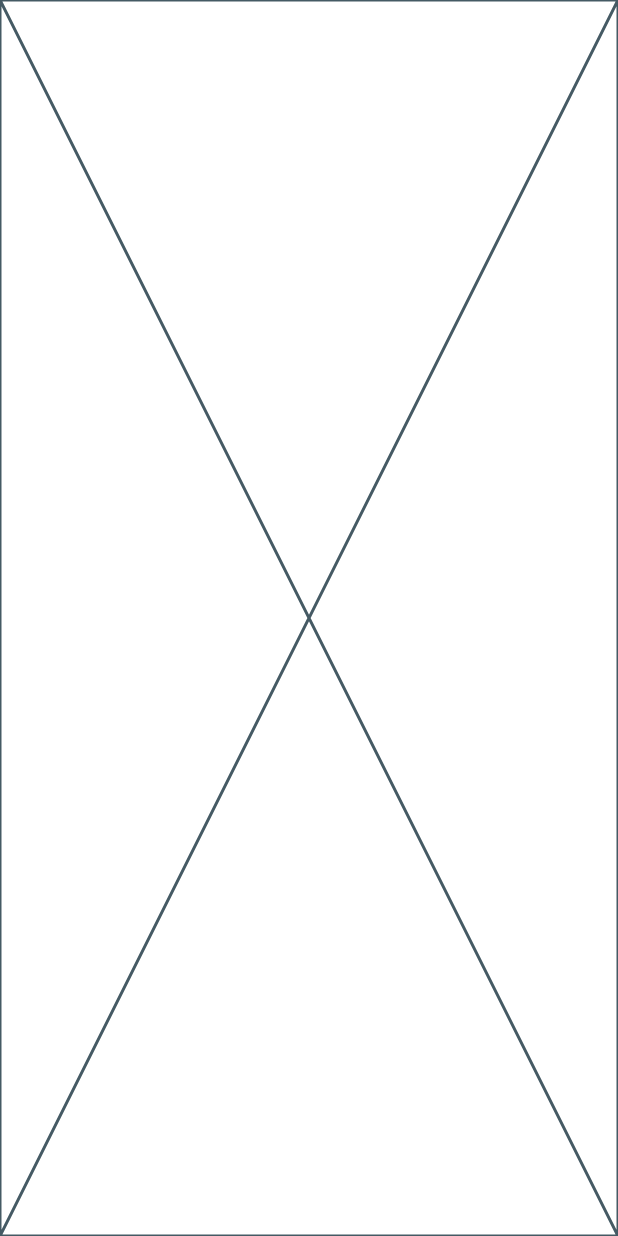
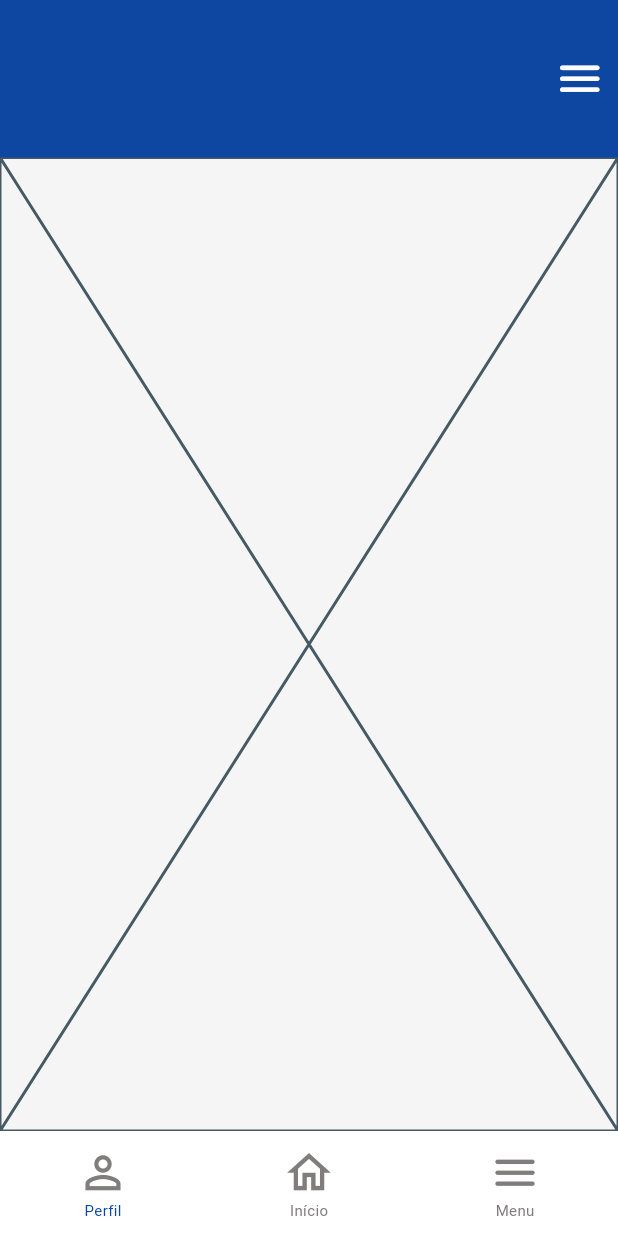
Before and after one commit to Marcelo7x/teste_dev_mobile_cientec, a Flutter app: the screen it shows after launch, on a phone screen of 412 x 824 dp. Run offline on Flutter 3.47's test engine with Material 3 defaults, Android fonts, the phone set to English and light mode, and no system bars.

Commit message:
Feature :sparkles: - create home page

```diff
--- /dev/null
+++ b/lib/features/controllers/cadastro_controller.dart
@@ -0,0 +1,3 @@
+class CadastroController {
+
+}
--- /dev/null
+++ b/lib/features/controllers/home_controller.dart
@@ -0,0 +1,14 @@
+
+import 'package:flutter/foundation.dart';
+
+class HomeController {
+  final currentPage = ValueNotifier<int>(0);
+
+  void setCurrentPage(int index) {
+    currentPage.value = index;
+  }
+
+  void dispose() {
+    currentPage.dispose();
+  }
+}
--- /dev/null
+++ b/lib/features/repository/cadastro_repository.dart
@@ -0,0 +1 @@
+class CadastroRepository {}
--- /dev/null
+++ b/lib/features/views/pages/cadastro_page.dart
@@ -0,0 +1,15 @@
+import 'package:flutter/material.dart';
+
+class CadastroPage extends StatefulWidget {
+  const CadastroPage({super.key});
+
+  @override
+  State<CadastroPage> createState() => _CadastroPageState();
+}
+
+class _CadastroPageState extends State<CadastroPage> {
+  @override
+  Widget build(BuildContext context) {
+    return const Placeholder();
+  }
+}
--- /dev/null
+++ b/lib/features/views/pages/home_page.dart
@@ -0,0 +1,78 @@
+import 'package:flutter/material.dart';
+import 'package:teste_dev_mobile_cientec/features/controllers/home_controller.dart';
+import 'package:teste_dev_mobile_cientec/features/views/pages/cadastro_page.dart';
+import 'package:teste_dev_mobile_cientec/res/app_dimens.dart';
+
+class HomePage extends StatefulWidget {
+  const HomePage({super.key});
+
+  @override
+  State<HomePage> createState() => _HomePageState();
+}
+
+class _HomePageState extends State<HomePage> {
+  final _homeController = HomeController();
+
+  final bottomNavigationBarItems = <BottomNavigationBarItem>[
+    const BottomNavigationBarItem(
+      icon: Icon(Icons.person_outline),
+      label: 'Perfil',
+    ),
+    const BottomNavigationBarItem(
+      icon: Icon(Icons.home_outlined),
+      label: 'Início',
+    ),
+    const BottomNavigationBarItem(
+      icon: Icon(Icons.menu_rounded),
+      label: 'Menu',
+    ),
+  ];
+
+  final pages = [
+    // const ProfilePage(),
+    // const HomePage(),
+    // const MenuPage(),
+    const CadastroPage(),
+  ];
+
+  @override
+  void dispose() {
+    super.dispose();
+    _homeController.dispose();
+  }
+
+  @override
+  Widget build(BuildContext context) {
+    return Scaffold(
+      appBar: AppBar(
+        /// Nao deve conter nenhuma acao, entao nao usarei o endDrawer
+        actions: [
+          IconButton(
+            icon: const Icon(Icons.menu_rounded),
+            onPressed: () {},
+          ),
+        ],
+      ),
+      body: ValueListenableBuilder(
+        valueListenable: _homeController.currentPage,
+        builder: (context, int pageIndex, child) => pages[pageIndex],
+      ),
+      bottomNavigationBar: SizedBox(
+        height: AppDimens.bottomNavigationBarHeight,
+        child: BottomNavigationBar(
+          items: bottomNavigationBarItems,
+          iconSize: AppDimens.iconLarge,
+          selectedIconTheme: IconThemeData(
+            /// cor para indicar que está desabilitado
+            color: Theme.of(context).colorScheme.onSurfaceVariant,
+          ),
+          selectedLabelStyle: TextStyle(
+            /// cor para indicar que está desabilitado
+            color: Theme.of(context).colorScheme.onSurfaceVariant,
+            fontSize: AppDimens.textXSmall,
+          ),
+        ),
+      ),
+    );
+  }
+}
--- a/lib/main.dart
+++ b/lib/main.dart
@@ -1,4 +1,5 @@
 import 'package:flutter/material.dart';
+import 'package:teste_dev_mobile_cientec/features/views/pages/home_page.dart';
 import 'package:teste_dev_mobile_cientec/res/app_colors.dart';
 import 'package:teste_dev_mobile_cientec/res/app_dimens.dart';
 import 'package:teste_dev_mobile_cientec/res/themedata_light.dart';
@@ -15,7 +16,9 @@ class MyApp extends StatelessWidget {
     return MaterialApp(
       title: 'Teste Dev Mobile',
       theme: themeData,
-      home: const Placeholder(),
+      routes: {
+        '/': (context) => const HomePage(),
+      },
     );
   }
 }
```
